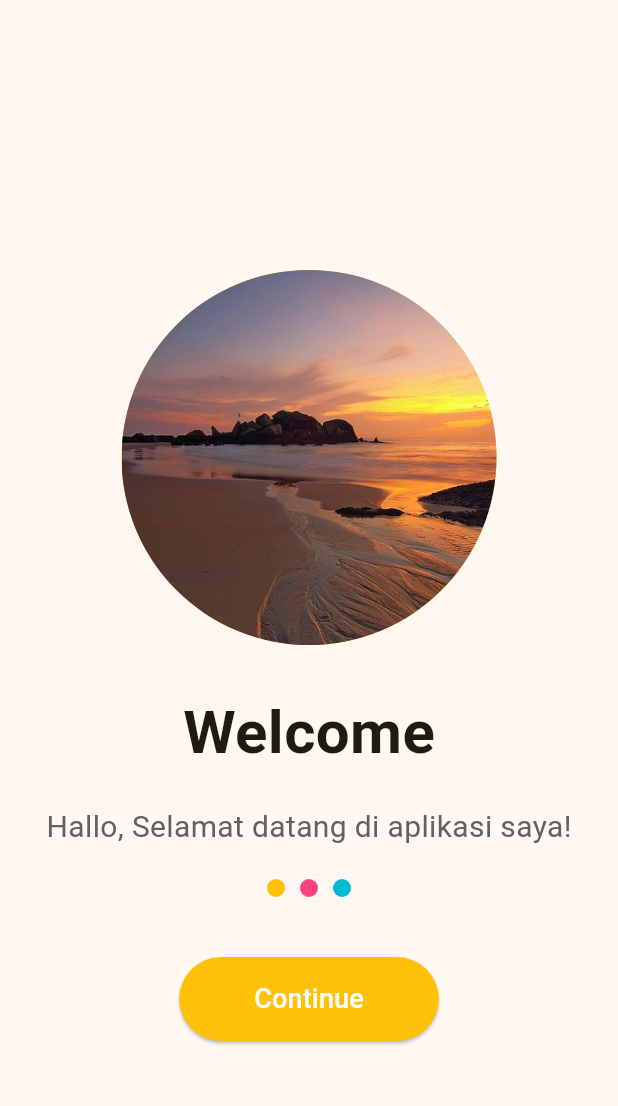
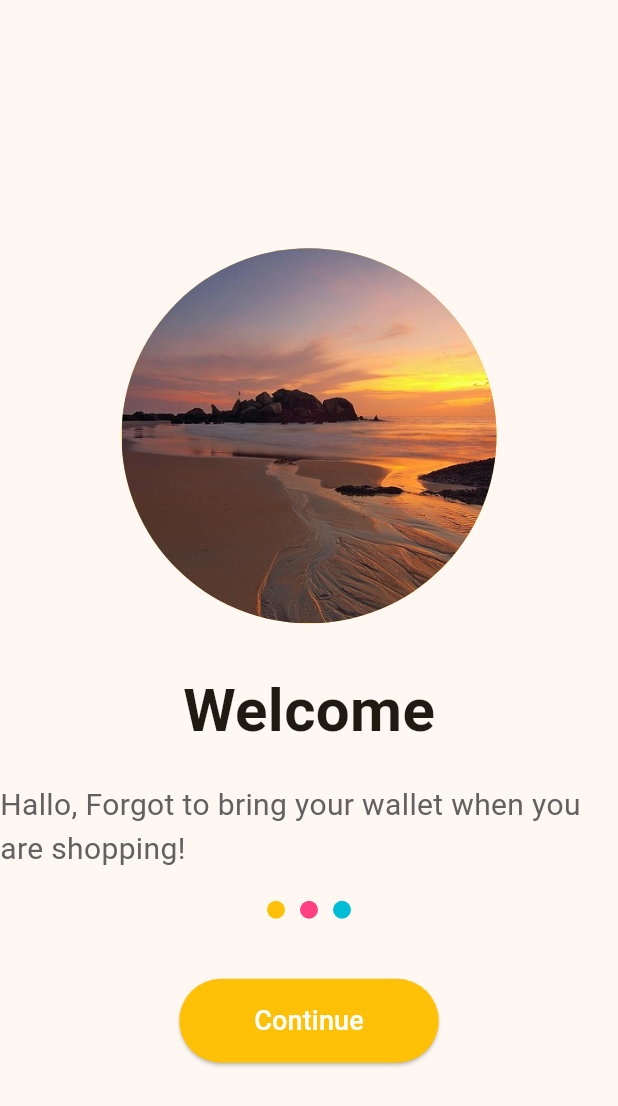
Before and after one commit to ginaa07/Latihan_Splash_Screen_week6_1123150124, a Flutter app: the screen it shows after launch, on a phone screen of 412 x 824 dp. Shown: the top 1106 px of the screen. Run offline on Flutter 3.47's test engine with Material 3 defaults, Android fonts, the phone set to English and light mode, and no system bars.

Commit message:
Mengganti text di SizedBox

```diff
--- a/lib/screen/splash_screen_1.dart
+++ b/lib/screen/splash_screen_1.dart
@@ -41,7 +41,7 @@ class SplashScreen1 extends StatelessWidget {
         ),
         SizedBox(height: 20),
         Text(
-          "Hallo, Selamat datang di aplikasi saya!",
+          "Hallo, Forgot to bring your wallet when you are shopping!",
           style: TextStyle(
             fontSize: 20,
             color: Colors.grey[700],
--- a/lib/screen/splash_screen_2.dart
+++ b/lib/screen/splash_screen_2.dart
@@ -87,7 +87,7 @@ class SplashScreen2 extends StatelessWidget {
                 onPressed: () {
                   Navigator.push(
                     context,
-                    MaterialPageRoute(builder: (context) => SplashScreen3()),
+                    MaterialPageRoute(builder: (context) => SplashScreen3()), //ganti sesuai screen selanjutnya
                   );
                 },
                 style: ElevatedButton.styleFrom(
--- a/lib/screen/splash_screen_3.dart
+++ b/lib/screen/splash_screen_3.dart
@@ -41,7 +41,7 @@ class SplashScreen3 extends StatelessWidget {
         ),
         SizedBox(height: 20),
         Text(
-          "Hallo, Selamat datang di aplikasi saya!",
+          "Hallo, R!",
           style: TextStyle(
             fontSize: 20,
             color: Colors.grey[700],
```
